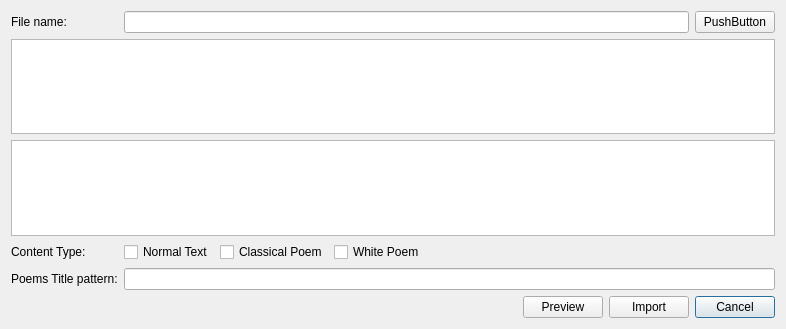
srazi/Saaghar, file src/importer/importeroptionsdialog.ui: the form before one commit.
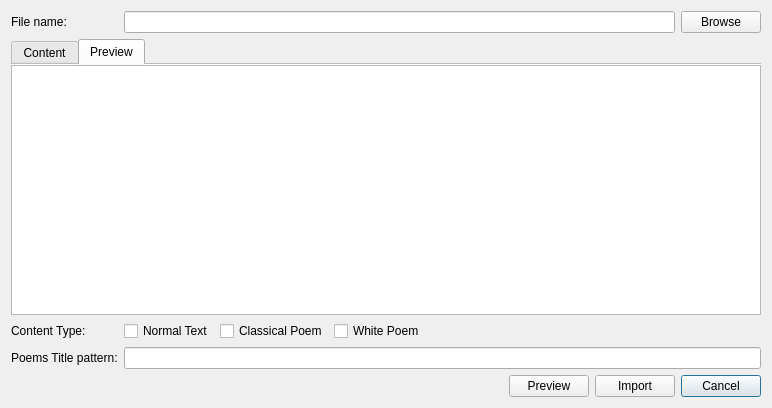
The form after the commit. The open tabs and pages were chosen to show the change.

Patch:
```diff
--- a/src/importer/importeroptionsdialog.ui
+++ b/src/importer/importeroptionsdialog.ui
@@ -6,34 +6,94 @@
    <rect>
     <x>0</x>
     <y>0</y>
-    <width>786</width>
-    <height>329</height>
+    <width>772</width>
+    <height>408</height>
    </rect>
   </property>
   <property name="windowTitle">
    <string>Importer Options</string>
   </property>
   <layout class="QGridLayout" name="gridLayout">
-   <item row="9" column="1" colspan="9">
-    <widget class="QLineEdit" name="poemTitleLineEdit"/>
+   <item row="1" column="0" rowspan="2" colspan="8">
+    <widget class="QTabWidget" name="tabWidget">
+     <property name="currentIndex">
+      <number>0</number>
+     </property>
+     <property name="documentMode">
+      <bool>true</bool>
+     </property>
+     <widget class="QWidget" name="contentTab">
+      <attribute name="title">
+       <string>Content</string>
+      </attribute>
+      <layout class="QGridLayout" name="gridLayout_2">
+       <property name="leftMargin">
+        <number>0</number>
+       </property>
+       <property name="topMargin">
+        <number>0</number>
+       </property>
+       <property name="rightMargin">
+        <number>0</number>
+       </property>
+       <property name="bottomMargin">
+        <number>0</number>
+       </property>
+       <property name="spacing">
+        <number>0</number>
+       </property>
+       <item row="0" column="0">
+        <widget class="QTextEdit" name="contentTextEdit">
+         <property name="font">
+          <font>
+           <pointsize>12</pointsize>
+          </font>
+         </property>
+        </widget>
+       </item>
+      </layout>
+     </widget>
+     <widget class="QWidget" name="previewTab">
+      <attribute name="title">
+       <string>Preview</string>
+      </attribute>
+      <layout class="QVBoxLayout" name="verticalLayout">
+       <property name="spacing">
+        <number>0</number>
+       </property>
+       <property name="leftMargin">
+        <number>0</number>
+       </property>
+       <property name="topMargin">
+        <number>0</number>
+       </property>
+       <property name="rightMargin">
+        <number>0</number>
+       </property>
+       <property name="bottomMargin">
+        <number>0</number>
+       </property>
+       <item>
+        <widget class="QTextEdit" name="previewTextEdit">
+         <property name="font">
+          <font>
+           <family>MS Shell Dlg 2</family>
+           <pointsize>12</pointsize>
+          </font>
+         </property>
+        </widget>
+       </item>
+      </layout>
+     </widget>
+    </widget>
    </item>
-   <item row="2" column="0" colspan="10">
-    <widget class="QTextEdit" name="textEdit_2"/>
-   </item>
-   <item row="5" column="0">
+   <item row="3" column="0">
     <widget class="QLabel" name="label_2">
      <property name="text">
       <string>Content Type:</string>
      </property>
     </widget>
    </item>
-   <item row="9" column="0">
-    <widget class="QLabel" name="label_3">
-     <property name="text">
-      <string>Poems Title pattern:</string>
-     </property>
-    </widget>
-   </item>
    <item row="0" column="0">
     <widget class="QLabel" name="label">
      <property name="text">
@@ -41,59 +101,38 @@
      </property>
     </widget>
    </item>
-   <item row="10" column="9">
-    <widget class="QPushButton" name="cancelPushButton">
-     <property name="text">
-      <string>Cancel</string>
-     </property>
-    </widget>
-   </item>
-   <item row="3" column="0" colspan="10">
-    <widget class="QTextEdit" name="textEdit"/>
-   </item>
-   <item row="5" column="1">
+   <item row="3" column="1">
     <widget class="QCheckBox" name="normalTextCheckBox">
      <property name="text">
       <string>Normal Text</string>
      </property>
     </widget>
    </item>
-   <item row="0" column="9">
-    <widget class="QPushButton" name="pushButton">
+   <item row="4" column="0">
+    <widget class="QLabel" name="label_3">
      <property name="text">
-      <string>PushButton</string>
+      <string>Poems Title pattern:</string>
      </property>
     </widget>
    </item>
-   <item row="10" column="8">
-    <widget class="QPushButton" name="importPushButton">
-     <property name="text">
-      <string>Import</string>
-     </property>
-    </widget>
-   </item>
-   <item row="0" column="1" colspan="8">
-    <widget class="QLineEdit" name="fileNameLineEdit">
-     <property name="readOnly">
-      <bool>true</bool>
-     </property>
-    </widget>
-   </item>
-   <item row="5" column="2">
+   <item row="3" column="2">
     <widget class="QCheckBox" name="classicCheckBox">
      <property name="text">
       <string>Classical Poem</string>
      </property>
     </widget>
    </item>
-   <item row="5" column="3">
+   <item row="3" column="3">
     <widget class="QCheckBox" name="whiteCheckBox">
      <property name="text">
       <string>White Poem</string>
      </property>
     </widget>
    </item>
-   <item row="5" column="4" colspan="6">
+   <item row="4" column="1" colspan="7">
+    <widget class="QLineEdit" name="poemTitleLineEdit"/>
+   </item>
+   <item row="3" column="4" colspan="4">
     <spacer name="horizontalSpacer_2">
      <property name="orientation">
       <enum>Qt::Horizontal</enum>
@@ -106,14 +145,28 @@
      </property>
     </spacer>
    </item>
-   <item row="10" column="7">
+   <item row="5" column="7">
+    <widget class="QPushButton" name="cancelPushButton">
+     <property name="text">
+      <string>Cancel</string>
+     </property>
+    </widget>
+   </item>
+   <item row="5" column="6">
+    <widget class="QPushButton" name="importPushButton">
+     <property name="text">
+      <string>Import</string>
+     </property>
+    </widget>
+   </item>
+   <item row="5" column="5">
     <widget class="QPushButton" name="previewPushButton">
      <property name="text">
       <string>Preview</string>
      </property>
     </widget>
    </item>
-   <item row="10" column="0" colspan="7">
+   <item row="5" column="0" colspan="5">
     <spacer name="horizontalSpacer_3">
      <property name="orientation">
       <enum>Qt::Horizontal</enum>
@@ -126,6 +179,20 @@
      </property>
     </spacer>
    </item>
+   <item row="0" column="7">
+    <widget class="QPushButton" name="browsePushButton">
+     <property name="text">
+      <string>Browse</string>
+     </property>
+    </widget>
+   </item>
+   <item row="0" column="1" colspan="6">
+    <widget class="QLineEdit" name="fileNameLineEdit">
+     <property name="readOnly">
+      <bool>true</bool>
+     </property>
+    </widget>
+   </item>
   </layout>
  </widget>
  <resources/>
```
